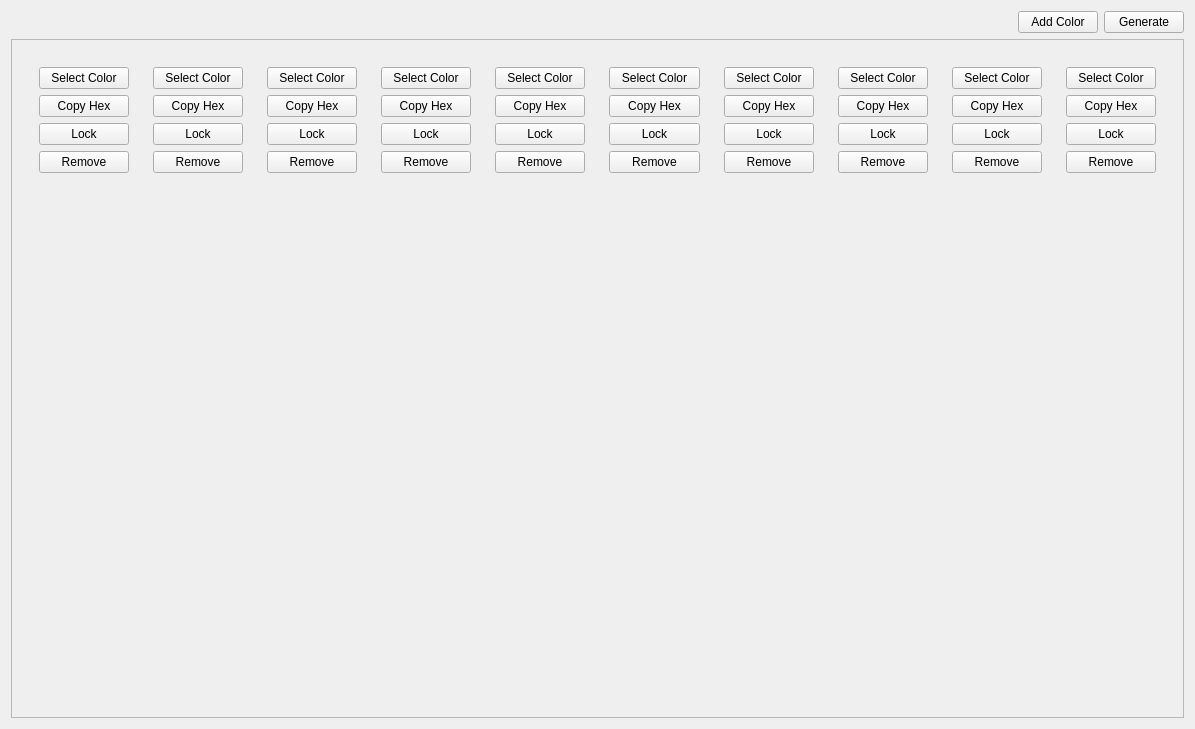
This is src/widgets/colorpalettegeneratorwidget.ui in N1vn0vem8er/cutetoolbox as Qt 5 draws it before an edit. The edited form follows.
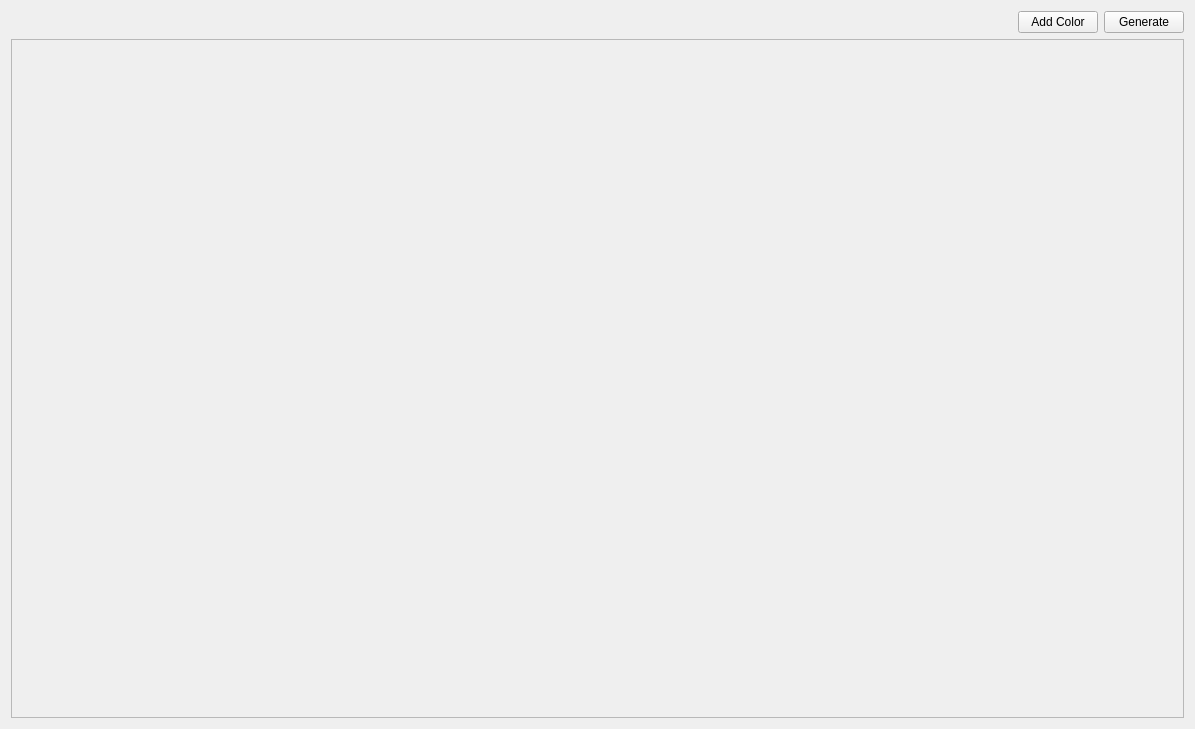
This is the edited form. Icons and pictures are not drawn.

The edit to the form file:
```diff
--- a/src/widgets/colorpalettegeneratorwidget.ui
+++ b/src/widgets/colorpalettegeneratorwidget.ui
@@ -64,725 +64,14 @@
        <rect>
         <x>0</x>
         <y>0</y>
-        <width>1274</width>
-        <height>661</height>
+        <width>1175</width>
+        <height>675</height>
        </rect>
       </property>
       <layout class="QHBoxLayout" name="horizontalLayout_3">
        <item>
         <widget class="QWidget" name="horizontalWidget" native="true">
-         <layout class="QHBoxLayout" name="horizontalLayout">
-          <item>
-           <widget class="QWidget" name="color1Widget" native="true">
-            <property name="autoFillBackground">
-             <bool>true</bool>
-            </property>
-            <layout class="QVBoxLayout" name="verticalLayout_3">
-             <item>
-              <widget class="QPushButton" name="selectColor1Button">
-               <property name="text">
-                <string>Select Color</string>
-               </property>
-               <property name="icon">
-                <iconset theme="QIcon::ThemeIcon::EditSelectAll"/>
-               </property>
-              </widget>
-             </item>
-             <item>
-              <widget class="QPushButton" name="copyHexColor1Button">
-               <property name="text">
-                <string>Copy Hex</string>
-               </property>
-               <property name="icon">
-                <iconset theme="QIcon::ThemeIcon::EditCopy"/>
-               </property>
-              </widget>
-             </item>
-             <item>
-              <widget class="QPushButton" name="lockColor1Button">
-               <property name="sizePolicy">
-                <sizepolicy hsizetype="Minimum" vsizetype="Fixed">
-                 <horstretch>0</horstretch>
-                 <verstretch>0</verstretch>
-                </sizepolicy>
-               </property>
-               <property name="toolTip">
-                <string>Lock</string>
-               </property>
-               <property name="text">
-                <string>Lock</string>
-               </property>
-               <property name="icon">
-                <iconset theme="QIcon::ThemeIcon::SystemLockScreen"/>
-               </property>
-              </widget>
-             </item>
-             <item>
-              <widget class="QPushButton" name="removeColor1Button">
-               <property name="text">
-                <string>Remove</string>
-               </property>
-               <property name="icon">
-                <iconset theme="QIcon::ThemeIcon::EditDelete"/>
-               </property>
-              </widget>
-             </item>
-             <item>
-              <spacer name="verticalSpacer">
-               <property name="orientation">
-                <enum>Qt::Orientation::Vertical</enum>
-               </property>
-               <property name="sizeHint" stdset="0">
-                <size>
-                 <width>20</width>
-                 <height>40</height>
-                </size>
-               </property>
-              </spacer>
-             </item>
-            </layout>
-           </widget>
-          </item>
-          <item>
-           <widget class="QWidget" name="color2Widget" native="true">
-            <property name="autoFillBackground">
-             <bool>true</bool>
-            </property>
-            <layout class="QVBoxLayout" name="verticalLayout_11">
-             <item>
-              <widget class="QPushButton" name="selectColor2Button">
-               <property name="text">
-                <string>Select Color</string>
-               </property>
-               <property name="icon">
-                <iconset theme="QIcon::ThemeIcon::EditSelectAll"/>
-               </property>
-              </widget>
-             </item>
-             <item>
-              <widget class="QPushButton" name="copyHexColor2Button">
-               <property name="text">
-                <string>Copy Hex</string>
-               </property>
-               <property name="icon">
-                <iconset theme="QIcon::ThemeIcon::EditCopy"/>
-               </property>
-              </widget>
-             </item>
-             <item>
-              <widget class="QPushButton" name="lockColor2Button">
-               <property name="sizePolicy">
-                <sizepolicy hsizetype="Minimum" vsizetype="Fixed">
-                 <horstretch>0</horstretch>
-                 <verstretch>0</verstretch>
-                </sizepolicy>
-               </property>
-               <property name="toolTip">
-                <string>Lock</string>
-               </property>
-               <property name="text">
-                <string>Lock</string>
-               </property>
-               <property name="icon">
-                <iconset theme="QIcon::ThemeIcon::SystemLockScreen"/>
-               </property>
-              </widget>
-             </item>
-             <item>
-              <widget class="QPushButton" name="removeColor2Button">
-               <property name="text">
-                <string>Remove</string>
-               </property>
-               <property name="icon">
-                <iconset theme="QIcon::ThemeIcon::EditDelete"/>
-               </property>
-              </widget>
-             </item>
-             <item>
-              <spacer name="verticalSpacer_2">
-               <property name="orientation">
-                <enum>Qt::Orientation::Vertical</enum>
-               </property>
-               <property name="sizeHint" stdset="0">
-                <size>
-                 <width>20</width>
-                 <height>40</height>
-                </size>
-               </property>
-              </spacer>
-             </item>
-            </layout>
-           </widget>
-          </item>
-          <item>
-           <widget class="QWidget" name="color3Widget" native="true">
-            <property name="autoFillBackground">
-             <bool>true</bool>
-            </property>
-            <layout class="QVBoxLayout" name="verticalLayout_10">
-             <item>
-              <widget class="QPushButton" name="selectColor3Button">
-               <property name="text">
-                <string>Select Color</string>
-               </property>
-               <property name="icon">
-                <iconset theme="QIcon::ThemeIcon::EditSelectAll"/>
-               </property>
-              </widget>
-             </item>
-             <item>
-              <widget class="QPushButton" name="copyHexColor3Button">
-               <property name="text">
-                <string>Copy Hex</string>
-               </property>
-               <property name="icon">
-                <iconset theme="QIcon::ThemeIcon::EditCopy"/>
-               </property>
-              </widget>
-             </item>
-             <item>
-              <widget class="QPushButton" name="lockColor3Button">
-               <property name="sizePolicy">
-                <sizepolicy hsizetype="Minimum" vsizetype="Fixed">
-                 <horstretch>0</horstretch>
-                 <verstretch>0</verstretch>
-                </sizepolicy>
-               </property>
-               <property name="toolTip">
-                <string>Lock</string>
-               </property>
-               <property name="text">
-                <string>Lock</string>
-               </property>
-               <property name="icon">
-                <iconset theme="QIcon::ThemeIcon::SystemLockScreen"/>
-               </property>
-              </widget>
-             </item>
-             <item>
-              <widget class="QPushButton" name="removeColor3Button">
-               <property name="text">
-                <string>Remove</string>
-               </property>
-               <property name="icon">
-                <iconset theme="QIcon::ThemeIcon::EditDelete"/>
-               </property>
-              </widget>
-             </item>
-             <item>
-              <spacer name="verticalSpacer_3">
-               <property name="orientation">
-                <enum>Qt::Orientation::Vertical</enum>
-               </property>
-               <property name="sizeHint" stdset="0">
-                <size>
-                 <width>20</width>
-                 <height>40</height>
-                </size>
-               </property>
-              </spacer>
-             </item>
-            </layout>
-           </widget>
-          </item>
-          <item>
-           <widget class="QWidget" name="color4Widget" native="true">
-            <property name="autoFillBackground">
-             <bool>true</bool>
-            </property>
-            <layout class="QVBoxLayout" name="verticalLayout_9">
-             <item>
-              <widget class="QPushButton" name="selectColor4Button">
-               <property name="text">
-                <string>Select Color</string>
-               </property>
-               <property name="icon">
-                <iconset theme="QIcon::ThemeIcon::EditSelectAll"/>
-               </property>
-              </widget>
-             </item>
-             <item>
-              <widget class="QPushButton" name="copyHexColor4Button">
-               <property name="text">
-                <string>Copy Hex</string>
-               </property>
-               <property name="icon">
-                <iconset theme="QIcon::ThemeIcon::EditCopy"/>
-               </property>
-              </widget>
-             </item>
-             <item>
-              <widget class="QPushButton" name="lockColor4Button">
-               <property name="sizePolicy">
-                <sizepolicy hsizetype="Minimum" vsizetype="Fixed">
-                 <horstretch>0</horstretch>
-                 <verstretch>0</verstretch>
-                </sizepolicy>
-               </property>
-               <property name="toolTip">
-                <string>Lock</string>
-               </property>
-               <property name="text">
-                <string>Lock</string>
-               </property>
-               <property name="icon">
-                <iconset theme="QIcon::ThemeIcon::SystemLockScreen"/>
-               </property>
-              </widget>
-             </item>
-             <item>
-              <widget class="QPushButton" name="removeColor4Button">
-               <property name="text">
-                <string>Remove</string>
-               </property>
-               <property name="icon">
-                <iconset theme="QIcon::ThemeIcon::EditDelete"/>
-               </property>
-              </widget>
-             </item>
-             <item>
-              <spacer name="verticalSpacer_5">
-               <property name="orientation">
-                <enum>Qt::Orientation::Vertical</enum>
-               </property>
-               <property name="sizeHint" stdset="0">
-                <size>
-                 <width>20</width>
-                 <height>40</height>
-                </size>
-               </property>
-              </spacer>
-             </item>
-            </layout>
-           </widget>
-          </item>
-          <item>
-           <widget class="QWidget" name="color5Widget" native="true">
-            <property name="autoFillBackground">
-             <bool>true</bool>
-            </property>
-            <layout class="QVBoxLayout" name="verticalLayout_8">
-             <item>
-              <widget class="QPushButton" name="selectColor5Button">
-               <property name="text">
-                <string>Select Color</string>
-               </property>
-               <property name="icon">
-                <iconset theme="QIcon::ThemeIcon::EditSelectAll"/>
-               </property>
-              </widget>
-             </item>
-             <item>
-              <widget class="QPushButton" name="copyHexColor5Button">
-               <property name="text">
-                <string>Copy Hex</string>
-               </property>
-               <property name="icon">
-                <iconset theme="QIcon::ThemeIcon::EditCopy"/>
-               </property>
-              </widget>
-             </item>
-             <item>
-              <widget class="QPushButton" name="lockColor5Button">
-               <property name="sizePolicy">
-                <sizepolicy hsizetype="Minimum" vsizetype="Fixed">
-                 <horstretch>0</horstretch>
-                 <verstretch>0</verstretch>
-                </sizepolicy>
-               </property>
-               <property name="toolTip">
-                <string>Lock</string>
-               </property>
-               <property name="text">
-                <string>Lock</string>
-               </property>
-               <property name="icon">
-                <iconset theme="QIcon::ThemeIcon::SystemLockScreen"/>
-               </property>
-              </widget>
-             </item>
-             <item>
-              <widget class="QPushButton" name="removeColor5Button">
-               <property name="text">
-                <string>Remove</string>
-               </property>
-               <property name="icon">
-                <iconset theme="QIcon::ThemeIcon::EditDelete"/>
-               </property>
-              </widget>
-             </item>
-             <item>
-              <spacer name="verticalSpacer_4">
-               <property name="orientation">
-                <enum>Qt::Orientation::Vertical</enum>
-               </property>
-               <property name="sizeHint" stdset="0">
-                <size>
-                 <width>20</width>
-                 <height>40</height>
-                </size>
-               </property>
-              </spacer>
-             </item>
-            </layout>
-           </widget>
-          </item>
-          <item>
-           <widget class="QWidget" name="color6Widget" native="true">
-            <property name="autoFillBackground">
-             <bool>true</bool>
-            </property>
-            <layout class="QVBoxLayout" name="verticalLayout_7">
-             <item>
-              <widget class="QPushButton" name="selectColor6Button">
-               <property name="text">
-                <string>Select Color</string>
-               </property>
-               <property name="icon">
-                <iconset theme="QIcon::ThemeIcon::EditSelectAll"/>
-               </property>
-              </widget>
-             </item>
-             <item>
-              <widget class="QPushButton" name="copyHexColor6Button">
-               <property name="text">
-                <string>Copy Hex</string>
-               </property>
-               <property name="icon">
-                <iconset theme="QIcon::ThemeIcon::EditCopy"/>
-               </property>
-              </widget>
-             </item>
-             <item>
-              <widget class="QPushButton" name="lockColor6Button">
-               <property name="sizePolicy">
-                <sizepolicy hsizetype="Minimum" vsizetype="Fixed">
-                 <horstretch>0</horstretch>
-                 <verstretch>0</verstretch>
-                </sizepolicy>
-               </property>
-               <property name="toolTip">
-                <string>Lock</string>
-               </property>
-               <property name="text">
-                <string>Lock</string>
-               </property>
-               <property name="icon">
-                <iconset theme="QIcon::ThemeIcon::SystemLockScreen"/>
-               </property>
-              </widget>
-             </item>
-             <item>
-              <widget class="QPushButton" name="removeColorButton">
-               <property name="text">
-                <string>Remove</string>
-               </property>
-               <property name="icon">
-                <iconset theme="QIcon::ThemeIcon::EditDelete"/>
-               </property>
-              </widget>
-             </item>
-             <item>
-              <spacer name="verticalSpacer_6">
-               <property name="orientation">
-                <enum>Qt::Orientation::Vertical</enum>
-               </property>
-               <property name="sizeHint" stdset="0">
-                <size>
-                 <width>20</width>
-                 <height>40</height>
-                </size>
-               </property>
-              </spacer>
-             </item>
-            </layout>
-           </widget>
-          </item>
-          <item>
-           <widget class="QWidget" name="color7Widget" native="true">
-            <property name="autoFillBackground">
-             <bool>true</bool>
-            </property>
-            <layout class="QVBoxLayout" name="verticalLayout_4">
-             <item>
-              <widget class="QPushButton" name="selectColor7Button">
-               <property name="text">
-                <string>Select Color</string>
-               </property>
-               <property name="icon">
-                <iconset theme="QIcon::ThemeIcon::EditSelectAll"/>
-               </property>
-              </widget>
-             </item>
-             <item>
-              <widget class="QPushButton" name="copyHexColor7Button">
-               <property name="text">
-                <string>Copy Hex</string>
-               </property>
-               <property name="icon">
-                <iconset theme="QIcon::ThemeIcon::EditCopy"/>
-               </property>
-              </widget>
-             </item>
-             <item>
-              <widget class="QPushButton" name="lockColor7Button">
-               <property name="sizePolicy">
-                <sizepolicy hsizetype="Minimum" vsizetype="Fixed">
-                 <horstretch>0</horstretch>
-                 <verstretch>0</verstretch>
-                </sizepolicy>
-               </property>
-               <property name="toolTip">
-                <string>Lock</string>
-               </property>
-               <property name="text">
-                <string>Lock</string>
-               </property>
-               <property name="icon">
-                <iconset theme="QIcon::ThemeIcon::SystemLockScreen"/>
-               </property>
-              </widget>
-             </item>
-             <item>
-              <widget class="QPushButton" name="removeColor7Button">
-               <property name="text">
-                <string>Remove</string>
-               </property>
-               <property name="icon">
-                <iconset theme="QIcon::ThemeIcon::EditDelete"/>
-               </property>
-              </widget>
-             </item>
-             <item>
-              <spacer name="verticalSpacer_7">
-               <property name="orientation">
-                <enum>Qt::Orientation::Vertical</enum>
-               </property>
-               <property name="sizeHint" stdset="0">
-                <size>
-                 <width>20</width>
-                 <height>40</height>
-                </size>
-               </property>
-              </spacer>
-             </item>
-            </layout>
-           </widget>
-          </item>
-          <item>
-           <widget class="QWidget" name="color8Widget" native="true">
-            <property name="autoFillBackground">
-             <bool>true</bool>
-            </property>
-            <layout class="QVBoxLayout" name="verticalLayout_6">
-             <item>
-              <widget class="QPushButton" name="selectColor8Button">
-               <property name="text">
-                <string>Select Color</string>
-               </property>
-               <property name="icon">
-                <iconset theme="QIcon::ThemeIcon::EditSelectAll"/>
-               </property>
-              </widget>
-             </item>
-             <item>
-              <widget class="QPushButton" name="copyHexColor8Button">
-               <property name="text">
-                <string>Copy Hex</string>
-               </property>
-               <property name="icon">
-                <iconset theme="QIcon::ThemeIcon::EditCopy"/>
-               </property>
-              </widget>
-             </item>
-             <item>
-              <widget class="QPushButton" name="lockColor8Button">
-               <property name="sizePolicy">
-                <sizepolicy hsizetype="Minimum" vsizetype="Fixed">
-                 <horstretch>0</horstretch>
-                 <verstretch>0</verstretch>
-                </sizepolicy>
-               </property>
-               <property name="toolTip">
-                <string>Lock</string>
-               </property>
-               <property name="text">
-                <string>Lock</string>
-               </property>
-               <property name="icon">
-                <iconset theme="QIcon::ThemeIcon::SystemLockScreen"/>
-               </property>
-              </widget>
-             </item>
-             <item>
-              <widget class="QPushButton" name="removeColor8Button">
-               <property name="text">
-                <string>Remove</string>
-               </property>
-               <property name="icon">
-                <iconset theme="QIcon::ThemeIcon::EditDelete"/>
-               </property>
-              </widget>
-             </item>
-             <item>
-              <spacer name="verticalSpacer_8">
-               <property name="orientation">
-                <enum>Qt::Orientation::Vertical</enum>
-               </property>
-               <property name="sizeHint" stdset="0">
-                <size>
-                 <width>20</width>
-                 <height>40</height>
-                </size>
-               </property>
-              </spacer>
-             </item>
-            </layout>
-           </widget>
-          </item>
-          <item>
-           <widget class="QWidget" name="color9Widget" native="true">
-            <property name="autoFillBackground">
-             <bool>true</bool>
-            </property>
-            <layout class="QVBoxLayout" name="verticalLayout_2">
-             <item>
-              <widget class="QPushButton" name="selectColor9Button">
-               <property name="text">
-                <string>Select Color</string>
-               </property>
-               <property name="icon">
-                <iconset theme="QIcon::ThemeIcon::EditSelectAll"/>
-               </property>
-              </widget>
-             </item>
-             <item>
-              <widget class="QPushButton" name="copyHexColor9Button">
-               <property name="text">
-                <string>Copy Hex</string>
-               </property>
-               <property name="icon">
-                <iconset theme="QIcon::ThemeIcon::EditCopy"/>
-               </property>
-              </widget>
-             </item>
-             <item>
-              <widget class="QPushButton" name="lockColor9Button">
-               <property name="sizePolicy">
-                <sizepolicy hsizetype="Minimum" vsizetype="Fixed">
-                 <horstretch>0</horstretch>
-                 <verstretch>0</verstretch>
-                </sizepolicy>
-               </property>
-               <property name="toolTip">
-                <string>Lock</string>
-               </property>
-               <property name="text">
-                <string>Lock</string>
-               </property>
-               <property name="icon">
-                <iconset theme="QIcon::ThemeIcon::SystemLockScreen"/>
-               </property>
-              </widget>
-             </item>
-             <item>
-              <widget class="QPushButton" name="removeColor9Button">
-               <property name="text">
-                <string>Remove</string>
-               </property>
-               <property name="icon">
-                <iconset theme="QIcon::ThemeIcon::EditDelete"/>
-               </property>
-              </widget>
-             </item>
-             <item>
-              <spacer name="verticalSpacer_9">
-               <property name="orientation">
-                <enum>Qt::Orientation::Vertical</enum>
-               </property>
-               <property name="sizeHint" stdset="0">
-                <size>
-                 <width>20</width>
-                 <height>40</height>
-                </size>
-               </property>
-              </spacer>
-             </item>
-            </layout>
-           </widget>
-          </item>
-          <item>
-           <widget class="QWidget" name="color10Widget" native="true">
-            <property name="autoFillBackground">
-             <bool>true</bool>
-            </property>
-            <layout class="QVBoxLayout" name="verticalLayout_5">
-             <item>
-              <widget class="QPushButton" name="selectColor10Button">
-               <property name="text">
-                <string>Select Color</string>
-               </property>
-               <property name="icon">
-                <iconset theme="QIcon::ThemeIcon::EditSelectAll"/>
-               </property>
-              </widget>
-             </item>
-             <item>
-              <widget class="QPushButton" name="copyHexColor10Button">
-               <property name="text">
-                <string>Copy Hex</string>
-               </property>
-               <property name="icon">
-                <iconset theme="QIcon::ThemeIcon::EditCopy"/>
-               </property>
-              </widget>
-             </item>
-             <item>
-              <widget class="QPushButton" name="lockColor10Button">
-               <property name="sizePolicy">
-                <sizepolicy hsizetype="Minimum" vsizetype="Fixed">
-                 <horstretch>0</horstretch>
-                 <verstretch>0</verstretch>
-                </sizepolicy>
-               </property>
-               <property name="toolTip">
-                <string>Lock</string>
-               </property>
-               <property name="text">
-                <string>Lock</string>
-               </property>
-               <property name="icon">
-                <iconset theme="QIcon::ThemeIcon::SystemLockScreen"/>
-               </property>
-              </widget>
-             </item>
-             <item>
-              <widget class="QPushButton" name="removeColor10Button">
-               <property name="text">
-                <string>Remove</string>
-               </property>
-               <property name="icon">
-                <iconset theme="QIcon::ThemeIcon::EditDelete"/>
-               </property>
-              </widget>
-             </item>
-             <item>
-              <spacer name="verticalSpacer_10">
-               <property name="orientation">
-                <enum>Qt::Orientation::Vertical</enum>
-               </property>
-               <property name="sizeHint" stdset="0">
-                <size>
-                 <width>20</width>
-                 <height>40</height>
-                </size>
-               </property>
-              </spacer>
-             </item>
-            </layout>
-           </widget>
-          </item>
-         </layout>
+         <layout class="QHBoxLayout" name="horizontalLayout"/>
         </widget>
        </item>
       </layout>
```
